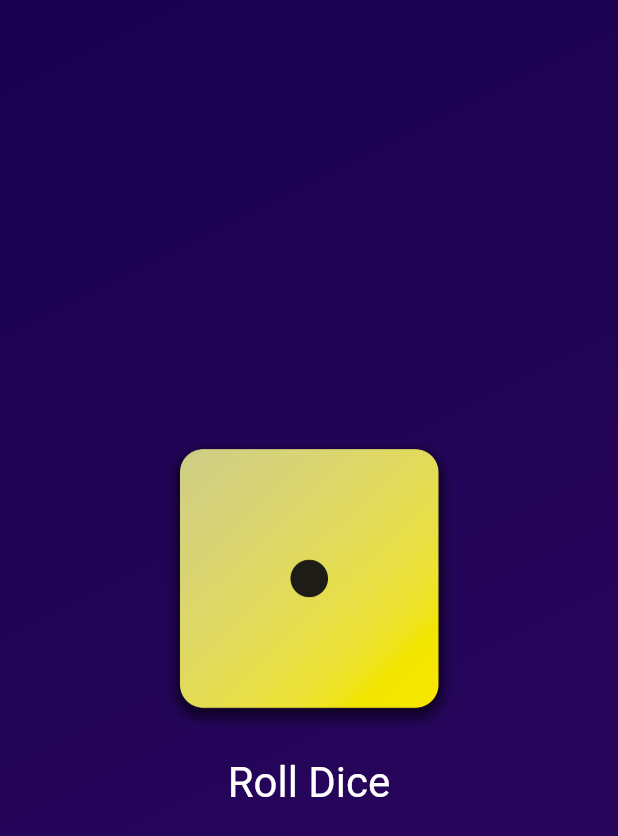
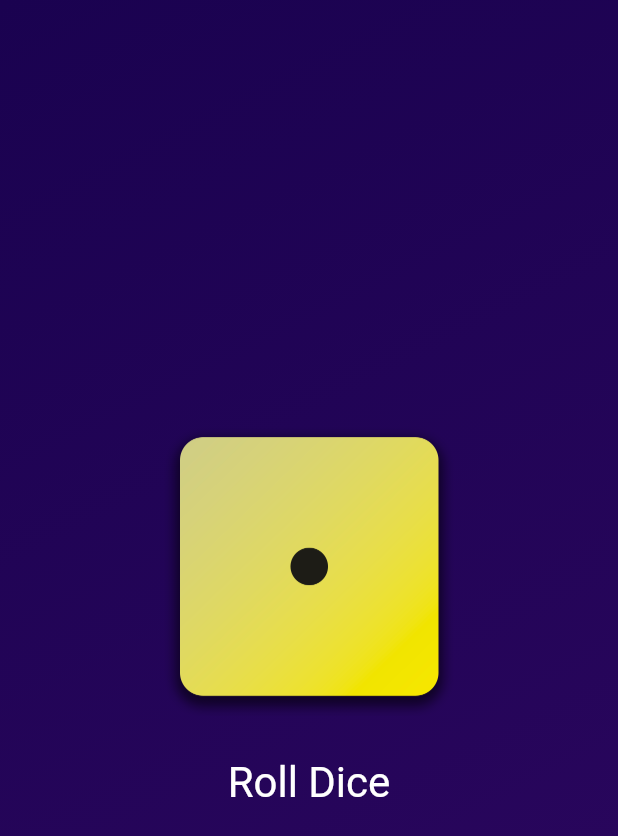
Before and after one commit to mostafaadawy/flutter_course, a Flutter app: the screen it shows after launch, on a phone screen of 412 x 824 dp. Shown: the top 836 px of the screen. Run offline on Flutter 3.47's test engine with Material 2 defaults, Android fonts, the phone set to English and light mode, and no system bars.

Commit message:
second method for padding

```diff
--- a/lib/gradient_container.dart
+++ b/lib/gradient_container.dart
@@ -42,11 +42,12 @@ class GradientContainer extends StatelessWidget {
               'assets/images/dice-1.png',
               width: 200,
             ),
+            const SizedBox(height: 20,), // second method for padding
             TextButton(
                 // onPressed: (){}), //anonymous function executable without name
                 onPressed: rollDice,
                 style: TextButton.styleFrom(
-                  padding: const EdgeInsets.only(top: 20),
+                  // padding: const EdgeInsets.only(top: 20),
                   foregroundColor: Colors.white,
                   textStyle: const TextStyle(
                     fontSize: 28,
```
